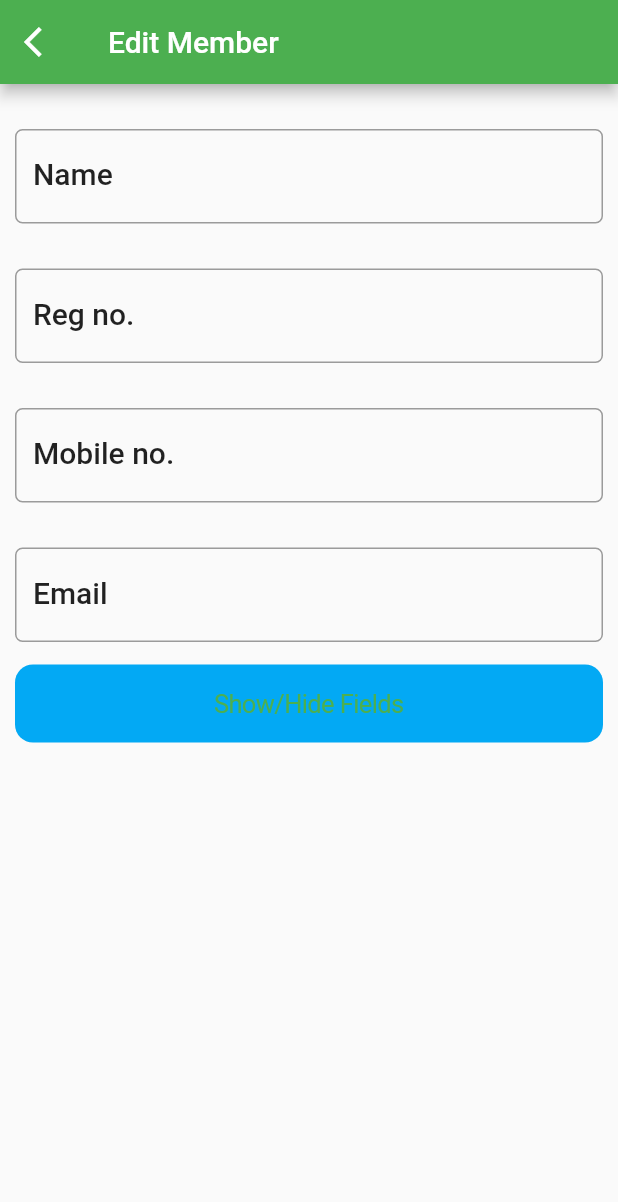
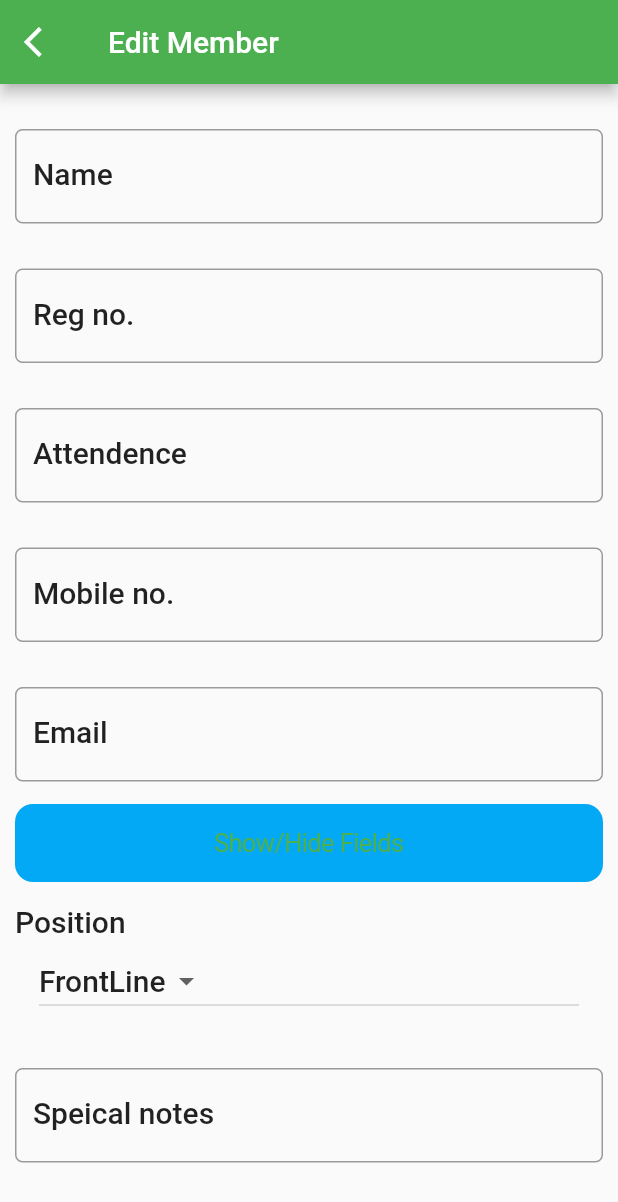
Before and after one commit to Pratiknarola/member_management, a Flutter app: the screen it shows after launch, after a tap on "Sample name", on a phone screen of 412 x 824 dp. Shown: the top 1202 px of the screen. Run offline on Flutter 3.47's test engine with Material 2 defaults, Android fonts, the phone set to English and light mode, and no system bars.

Commit message:
added notes and attendence

```diff
--- a/lib/screens/member_details.dart
+++ b/lib/screens/member_details.dart
@@ -43,6 +43,7 @@ class MemberDetailState extends State<MemberDetail> {
   bool _visibleCheckBox = false;
   String appBarTitle;
   Member member;
+  List<String> _positions = ["FrontLine", "Member", "Volunteer", "Other"];
   TextEditingController nameController = TextEditingController();
   TextEditingController regController = TextEditingController();
   TextEditingController mobileController = TextEditingController();
@@ -50,6 +51,7 @@ class MemberDetailState extends State<MemberDetail> {
   TextEditingController fieldController = TextEditingController();
   TextEditingController positionController = TextEditingController();
   TextEditingController notesController = TextEditingController();
+  TextEditingController attendenceController = TextEditingController();
 
   MemberDetailState(this.appBarTitle, this.member);
 
@@ -127,6 +129,33 @@ class MemberDetailState extends State<MemberDetail> {
                         labelText: "Reg no.",
                         labelStyle: textStyle,
                         hintText: "Reg no. of member",
+                        border: OutlineInputBorder(
+                            borderRadius: BorderRadius.circular(5.0)),
+                      ),
+                    ),
+                  ),
+                  Padding(
+                    padding: EdgeInsets.only(top: 15.0, bottom: 15.0),
+                    child: TextFormField(
+                      // ignore: missing_return
+                      validator: (value) {
+                        if (value == null || int.parse(value) == 0) {
+                          return "attendence can not be empty";
+                        }
+                        if (int.parse(value) > 100) {
+                          return "Invalid attendence";
+                        }
+                      },
+                      controller: attendenceController,
+                      style: textStyle,
+                      onChanged: (value) {
+                        updateReg();
+                      },
+                      keyboardType: TextInputType.number,
+                      decoration: InputDecoration(
+                        labelText: "Attendence",
+                        labelStyle: textStyle,
+                        hintText: "no. of attendence of member",
                         border: OutlineInputBorder(
                             borderRadius: BorderRadius.circular(5.0)),
                       ),
@@ -275,6 +304,49 @@ class MemberDetailState extends State<MemberDetail> {
                       ]
                       )
                   ),
+                  Container(child: Text("Position", style: textStyle,),
+                    padding: EdgeInsets.only(top: 15.0, bottom: 0.0),),
+                  Padding(
+                    padding: EdgeInsets.only(top: 0.0, bottom: 15.0),
+                    child: ListTile(
+                      title: DropdownButton(
+                        items: _positions.map((String value) {
+                          return DropdownMenuItem(
+                            value: value,
+                            child: Text(value),
+                          );
+                        }).toList(),
+                        style: textStyle,
+                        value: _positions[0],  // TODO change this to member's actual position
+                        onChanged: (valueSelected) {
+                          setState(() {
+                            updatePriority(valueSelected);
+                          });
+                        },
+                      ),
+                    ),
+                  ),
+                  Padding(
+                    padding: EdgeInsets.only(top: 15.0, bottom: 15.0),
+                    child: TextField(
+                      controller: notesController,
+                      style: textStyle,
+                      onChanged: (value) {
+                        updateNote();
+                      },
+                      decoration: InputDecoration(
+                        labelText: "Speical notes",
+                        labelStyle: textStyle,
+                        hintText: "write your note here",
+                        border: OutlineInputBorder(
+                            borderRadius: BorderRadius.circular(5.0)),
+                      ),
+                      keyboardType: TextInputType.multiline,
+                      maxLines: null,
+                      //expands: true,
+
+                    ),
+                  ),
                 ]
                 )
             )
@@ -307,6 +379,14 @@ class MemberDetailState extends State<MemberDetail> {
   void updateMobile() {
     member.mobilenumber = int.parse(mobileController.text);
   }
+
+  void updatePriority(valueSelected) {
+    member.position = valueSelected;
+  }
+
+  void updateNote() {
+    member.note = notesController.text;
+  }
 // List<String> allFields = ["Poster","Android","Photo editing","PR team","Oration","Instagram","Content","Web dev","Video"];
 
 }
```
